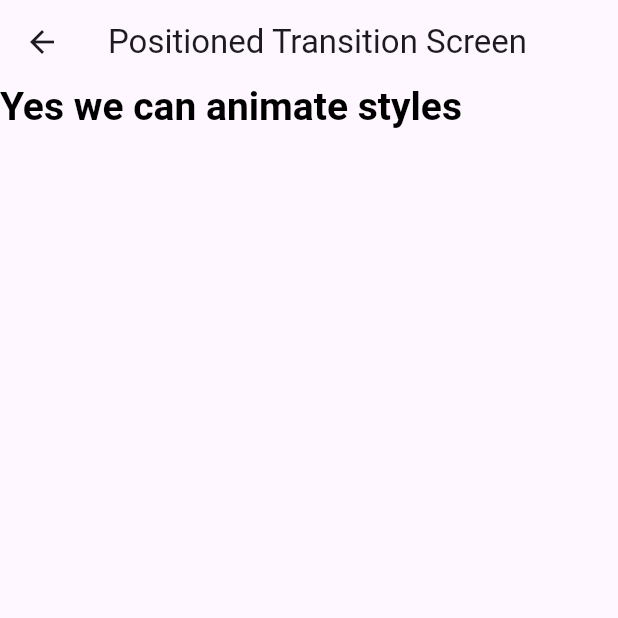
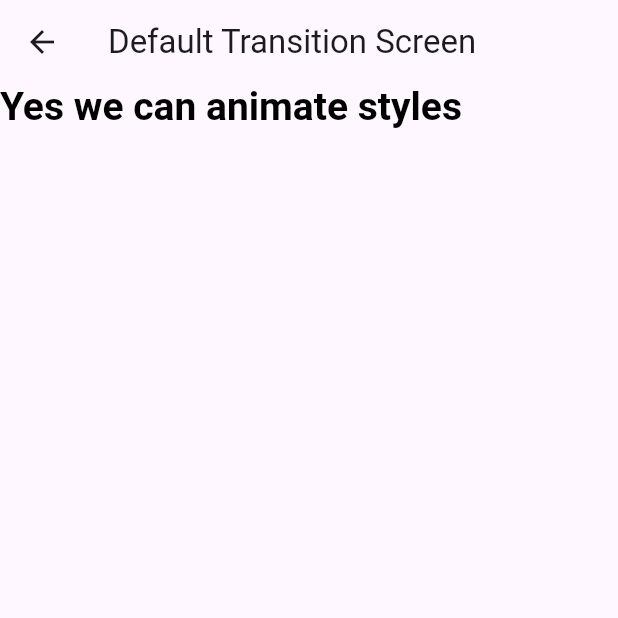
Before and after one commit to AdelDaniel/flutter-animations-helper, a Flutter app: the DefaultTextStyleScreen screen opened directly, on a phone screen of 412 x 824 dp, the top half of it. Run offline on Flutter 3.47's test engine with Material 3 defaults, Android fonts, the light colour scheme and no system bars.

Commit message:
Fix app bar title in DefaultTextStyleScreen to reflect correct naming

```diff
--- a/lib/screens/explicit_animation_screens/default_text_style_screen.dart
+++ b/lib/screens/explicit_animation_screens/default_text_style_screen.dart
@@ -39,7 +39,7 @@ class _DefaultTextStyleScreenState extends State<DefaultTextStyleScreen>
   Widget build(BuildContext context) {
     return Scaffold(
       appBar: AppBar(
-        title: const Text('Positioned Transition Screen'),
+        title: const Text('Default Transition Screen'),
       ),
       body: InkWell(
         onTap: () {
```
